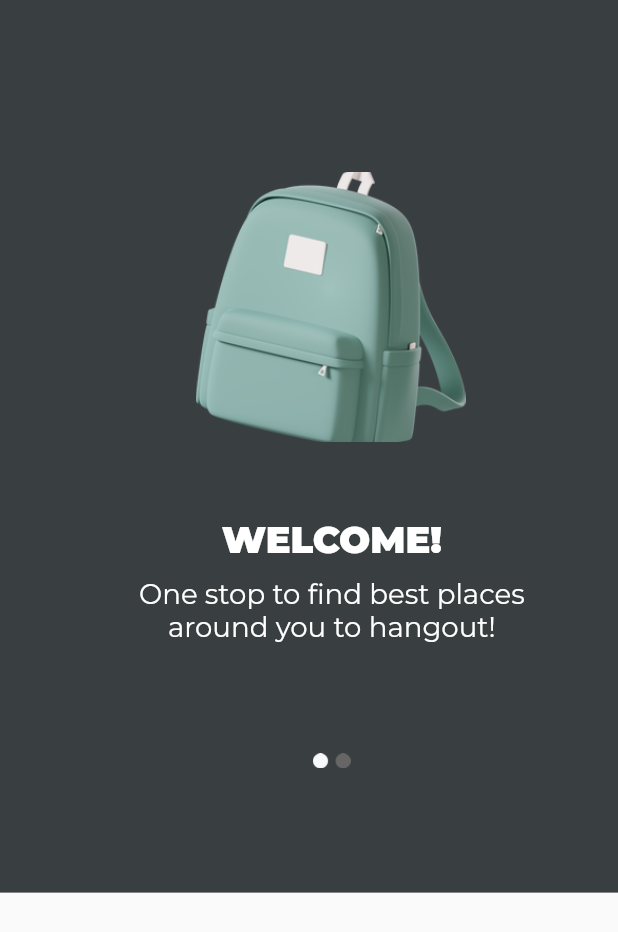
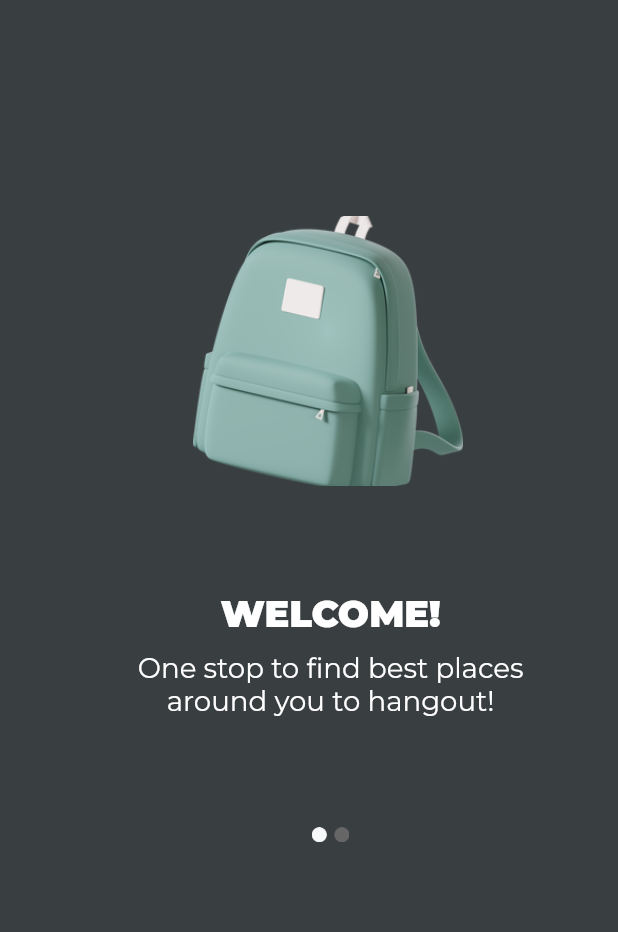
Before and after one commit to Riaaaa03/best_places, a Flutter app: the screen it shows after launch, on a phone screen of 412 x 824 dp. Shown: the top 932 px of the screen. Run offline on Flutter 3.47's test engine with Material 2 defaults, Android fonts, the phone set to English and light mode, and no system bars; our stand-ins replace google_fonts.

Commit message:
Fixed overflow errors

```diff
--- a/lib/page-1/onboarding.dart
+++ b/lib/page-1/onboarding.dart
@@ -14,8 +14,9 @@ class Scene extends StatelessWidget {
     double ffem = fem * 0.97;
     return Container(
       width: 1500,
+      height: 3000,
       child: Container(
-        padding: EdgeInsets.fromLTRB(28.81 * fem, 14 * fem, 0 * fem, 76 * fem),
+        padding: EdgeInsets.fromLTRB(28.81, 14, 0, 76),
         width: 1500,
         decoration: BoxDecoration(
           color: Color(0xff393e41),
@@ -31,7 +32,7 @@ class Scene extends StatelessWidget {
                 crossAxisAlignment: CrossAxisAlignment.start,
                 children: [
                   Container(
-                    padding: EdgeInsets.fromLTRB(0, 100, 20, 50),
+                    padding: EdgeInsets.fromLTRB(0, 130, 20, 70),
                     width: 300,
                     child: Center(
                       // casuallife3dgreenbackpack11zB (4:201)
```
